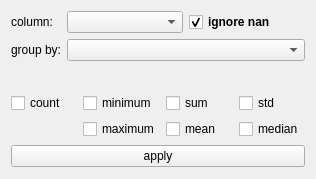
Qt form resources/design/ui/modules/describe.ui (jeaunrg/PyQTapp_template) before a commit.
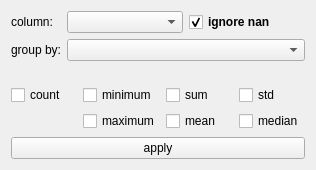
The same form after that commit.

The edit to the form file:
```diff
--- a/resources/design/ui/modules/describe.ui
+++ b/resources/design/ui/modules/describe.ui
@@ -7,7 +7,7 @@
     <x>0</x>
     <y>0</y>
     <width>316</width>
-    <height>179</height>
+    <height>170</height>
    </rect>
   </property>
   <property name="windowTitle">
@@ -113,17 +113,14 @@
        </item>
       </layout>
      </item>
-     <item alignment="Qt::AlignTop">
+    </layout>
+   </item>
+   <item>
       <widget class="QPushButton" name="apply">
        <property name="text">
         <string>apply</string>
        </property>
       </widget>
-     </item>
-     <item>
-      <layout class="QHBoxLayout" name="loading"/>
-     </item>
-    </layout>
    </item>
   </layout>
  </widget>
```
Left out of the diff: 2 changed lines with no effect on the pictures. Lines whose indentation alone changed are shown as unchanged.
